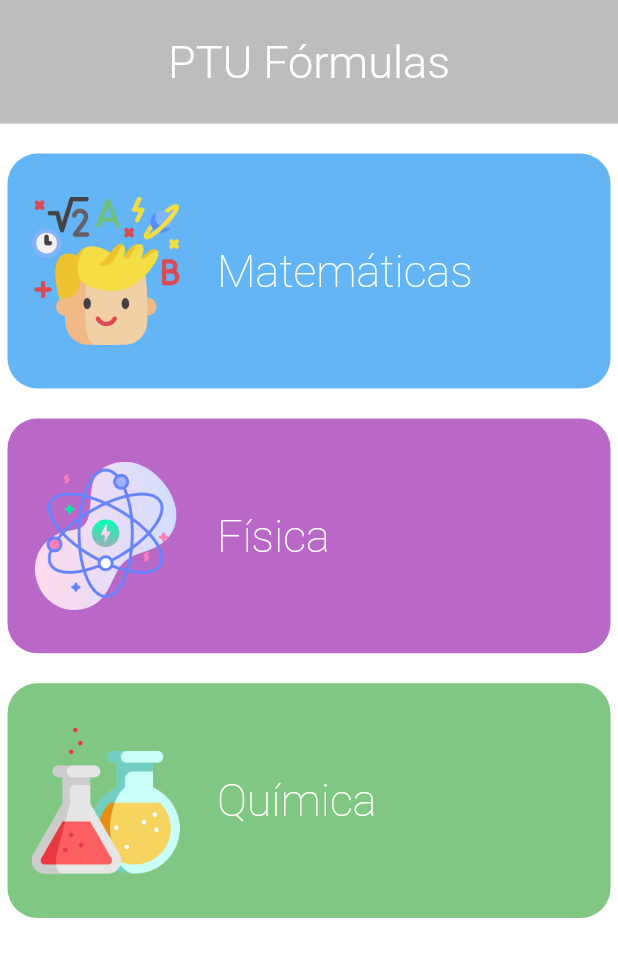
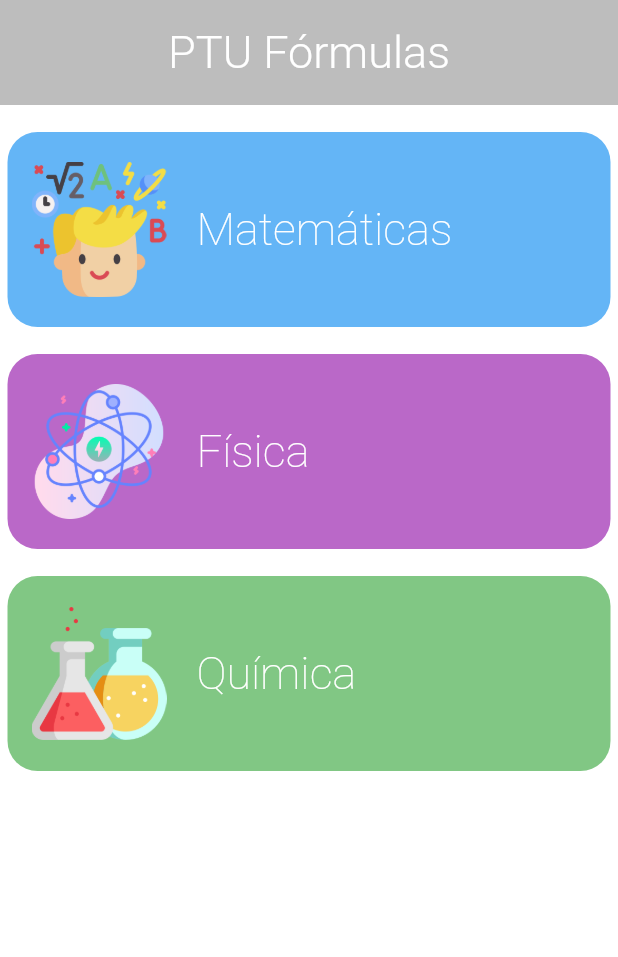
Before and after one commit to JordiDeSanta/PTUFormulas, a Flutter app: the screen it shows after launch, on a phone screen of 412 x 824 dp. Shown: the top 957 px of the screen. Run offline on Flutter 3.47's test engine with Material 2 defaults, Android fonts, the phone set to English and light mode, and no system bars; drawn by our look-alikes of google_mobile_ads; network calls fail.

Commit message:
Home page fixed with Aspect Ratio

```diff
--- a/lib/src/pages/new_hp.dart
+++ b/lib/src/pages/new_hp.dart
@@ -39,7 +39,7 @@ class _NewHomePageState extends State<NewHomePage> {
 
   @override
   Widget build(BuildContext context) {
-    double height = MediaQuery.of(context).size.height;
+    double size = MediaQuery.of(context).size.aspectRatio;
 
     return Scaffold(
       backgroundColor: Colors.white,
@@ -47,13 +47,13 @@ class _NewHomePageState extends State<NewHomePage> {
         elevation: 0.0,
         title: Text('PTU Fórmulas', style: styles.getTitle(context)),
         centerTitle: true,
-        toolbarHeight: height * 0.1,
+        toolbarHeight: size * 140,
         backgroundColor: Colors.black26,
       ),
       body: Container(
         child: ListView(
           children: [
-            SizedBox(height: 10.0),
+            SizedBox(height: size * 18),
             _createMath(),
             _createPhysics(),
             _createQuimics(),
--- a/lib/src/widgets/course_tile_widget.dart
+++ b/lib/src/widgets/course_tile_widget.dart
@@ -11,11 +11,10 @@ class CourseTileWidget extends StatelessWidget {
 
   @override
   Widget build(BuildContext context) {
-    double height = MediaQuery.of(context).size.height;
-    double width = MediaQuery.of(context).size.width;
+    double size = MediaQuery.of(context).size.aspectRatio;
 
     return Padding(
-      padding: const EdgeInsets.symmetric(vertical: 10.0, horizontal: 5.0),
+      padding: EdgeInsets.symmetric(vertical: size * 18, horizontal: size * 10),
       child: ElevatedButton(
         style: ButtonStyle(
           elevation: MaterialStateProperty.all(0.0),
@@ -27,18 +26,18 @@ class CourseTileWidget extends StatelessWidget {
           backgroundColor: MaterialStateProperty.all(settings.color),
         ),
         child: Container(
-          padding: EdgeInsets.symmetric(vertical: height * 0.035),
+          padding: EdgeInsets.symmetric(vertical: size * 40),
           child: Row(
             crossAxisAlignment: CrossAxisAlignment.center,
             children: [
               Image(
-                height: height * 0.12,
+                height: size * 180,
                 image: settings.img,
                 fit: BoxFit.cover,
               ),
               Container(
-                padding: EdgeInsets.only(left: width * 0.06),
-                width: width * 0.6,
+                padding: EdgeInsets.only(left: size * 40),
+                width: size * 400,
                 child: Text(
                   settings.title,
                   style: styles.getCourse(context),
```
